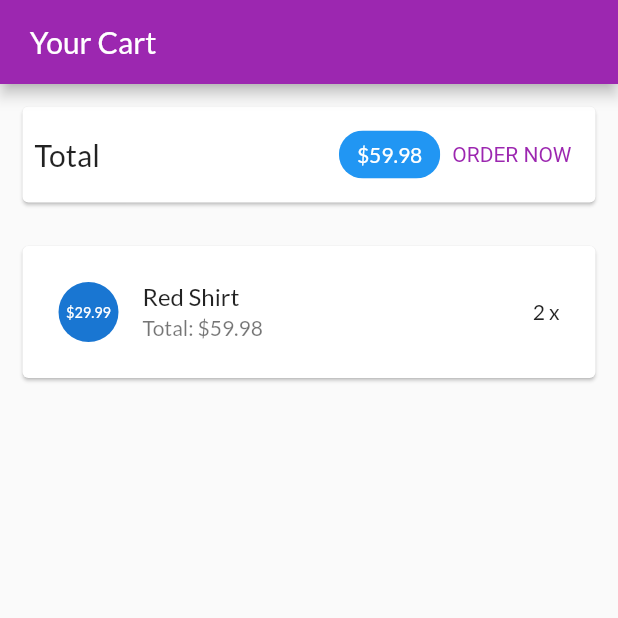
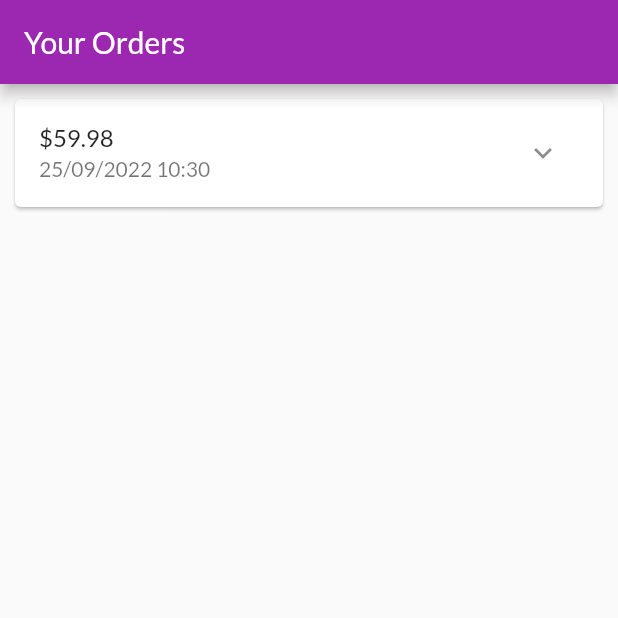
Before and after one commit to LeLongBienB1909882/PTUDDD-CT484, a Flutter app: the screen it shows after launch, on a phone screen of 412 x 824 dp, the top half of it. Run offline on Flutter 3.47's test engine with Material 2 defaults, Android fonts, the phone set to English and light mode, and no system bars.

Commit message:
Xay dung trang cac dat hang

```diff
--- a/lib/main.dart
+++ b/lib/main.dart
@@ -4,6 +4,7 @@ import 'ui/products/product_detail_screen.dart';
 import 'ui/products/product_overview_screen.dart';
 import 'ui/products/user_products_screen.dart';
 import 'ui/cart/cart_screen.dart';
+import 'ui/orders/orders_screen.dart';
 
 void main() {
   runApp(const MyApp());
@@ -37,7 +38,7 @@ class MyApp extends StatelessWidget {
 // primarySwatch: Colors.blue,
       ),
       home: const SafeArea(
-        child: CartScreen(),
+        child: OrdersScreen(),
       ),
     );
   }
--- /dev/null
+++ b/lib/models/order_item.dart
@@ -0,0 +1,32 @@
+import 'cart_item.dart';
+
+class OrderItem {
+  final String? id;
+  final double amount;
+  final List<CartItem> products;
+  final DateTime dateTime;
+
+  int get productCount {
+    return products.length;
+  }
+
+  OrderItem({
+    this.id,
+    required this.amount,
+    required this.products,
+    DateTime? dateTime,
+  }) : dateTime = dateTime ?? DateTime.now();
+
+  OrderItem copyWith({
+    String? id,
+    double? amount,
+    List<CartItem>? products,
+    DateTime? dateTime,
+  }) {
+    return OrderItem(
+        id: id ?? this.id,
+        amount: amount ?? this.amount,
+        products: products ?? this.products,
+        dateTime: dateTime ?? this.dateTime);
+  }
+}
--- a/lib/ui/cart/cart_item_card.dart
+++ b/lib/ui/cart/cart_item_card.dart
@@ -11,6 +11,7 @@ class CartItemCart extends StatelessWidget {
     required this.cardItem,
     super.key,
   });
+
   @override
   Widget build(BuildContext context) {
     return Dismissible(
--- a/lib/ui/cart/cart_screen.dart
+++ b/lib/ui/cart/cart_screen.dart
@@ -3,7 +3,7 @@ import 'cart_manager.dart';
 import 'cart_item_card.dart';
 
 class CartScreen extends StatelessWidget {
-  static const routeName = ' / cart ';
+  static const routeName = ' /cart ';
 
   const CartScreen({super.key});
 
--- /dev/null
+++ b/lib/ui/orders/order_item_card.dart
@@ -0,0 +1,81 @@
+import 'dart:math';
+
+import 'package:flutter/material.dart';
+import 'package:intl/intl.dart';
+
+import '../../models/order_item.dart';
+
+class OrderItemCard extends StatefulWidget {
+  final OrderItem order;
+
+  const OrderItemCard(this.order, {super.key});
+
+  @override
+  State<OrderItemCard> createState() => _OrderItemCardState();
+}
+
+class _OrderItemCardState extends State<OrderItemCard> {
+  var _expanded = false;
+
+  @override
+  Widget build(BuildContext context) {
+    return Card(
+      margin: const EdgeInsets.all(10),
+      child: Column(
+        children: <Widget>[
+          buildOrderSummary(),
+          if (_expanded) buildOrderDetails()
+        ],
+      ),
+    );
+  }
+
+  Widget buildOrderDetails() {
+    return Container(
+      padding: const EdgeInsets.symmetric(horizontal: 15, vertical: 4),
+      height: min(widget.order.productCount * 20.0 + 10, 100),
+      child: ListView(
+        children: widget.order.products
+            .map(
+              (prod) => Row(
+                mainAxisAlignment: MainAxisAlignment.spaceBetween,
+                children: <Widget>[
+                  Text(
+                    prod.title,
+                    style: const TextStyle(
+                      fontSize: 18,
+                      fontWeight: FontWeight.bold,
+                    ),
+                  ),
+                  Text(
+                    '${prod.quantity}x \$${prod.price}',
+                    style: const TextStyle(
+                      fontSize: 18,
+                      color: Colors.grey,
+                    ),
+                  )
+                ],
+              ),
+            )
+            .toList(),
+      ),
+    );
+  }
+
+  Widget buildOrderSummary() {
+    return ListTile(
+      title: Text('\$${widget.order.amount}'),
+      subtitle: Text(
+        DateFormat('dd/MM/yyyy hh:mm').format(widget.order.dateTime),
+      ),
+      trailing: IconButton(
+        icon: Icon(_expanded ? Icons.expand_less : Icons.expand_more),
+        onPressed: () {
+          setState(() {
+            _expanded = !_expanded;
+          });
+        },
+      ),
+    );
+  }
+}
--- /dev/null
+++ b/lib/ui/orders/order_manager.dart
@@ -0,0 +1,30 @@
+import 'package:flutter/cupertino.dart';
+
+import '../../models/cart_item.dart';
+import '../../models/order_item.dart';
+
+class OrdersManager with ChangeNotifier {
+  final List<OrderItem> _orders = [
+    OrderItem(
+      id: 'o1',
+      amount: 59.98,
+      products: [
+        CartItem(
+          id: 'c1',
+          title: 'Red Shirt',
+          quantity: 2,
+          price: 29.99,
+        )
+      ],
+      dateTime: DateTime.now(),
+    )
+  ];
+
+  int get orderCount {
+    return _orders.length;
+  }
+
+  List<OrderItem> get orders {
+    return [..._orders];
+  }
+}
--- /dev/null
+++ b/lib/ui/orders/orders_screen.dart
@@ -0,0 +1,23 @@
+import 'package:flutter/material.dart';
+
+import 'order_item_card.dart';
+import 'order_manager.dart';
+
+class OrdersScreen extends StatelessWidget {
+  const OrdersScreen({super.key});
+
+  @override
+  Widget build(BuildContext context) {
+    print('building orders');
+    final ordersManager = OrdersManager();
+    return Scaffold(
+      appBar: AppBar(
+        title: const Text('Your Orders'),
+      ),
+      body: ListView.builder(
+        itemCount: ordersManager.orderCount,
+        itemBuilder: (ctx, i) => OrderItemCard(ordersManager.orders[i]),
+      ),
+    );
+  }
+}
--- a/pubspec.yaml
+++ b/pubspec.yaml
@@ -31,6 +31,7 @@ environment:
 dependencies:
   flutter:
     sdk: flutter
+  intl: ^0.17.0
 
 
   # The following adds the Cupertino Icons font to your application.
```
Also changed, not shown: pubspec.lock.
